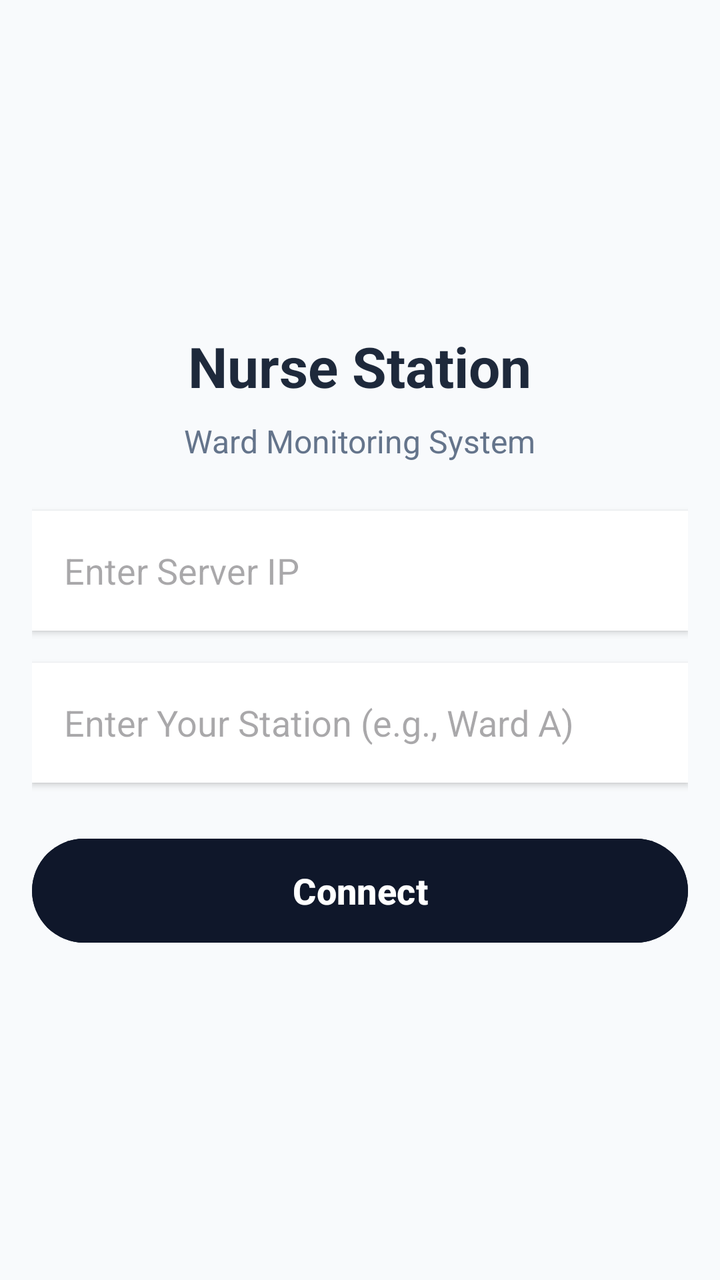
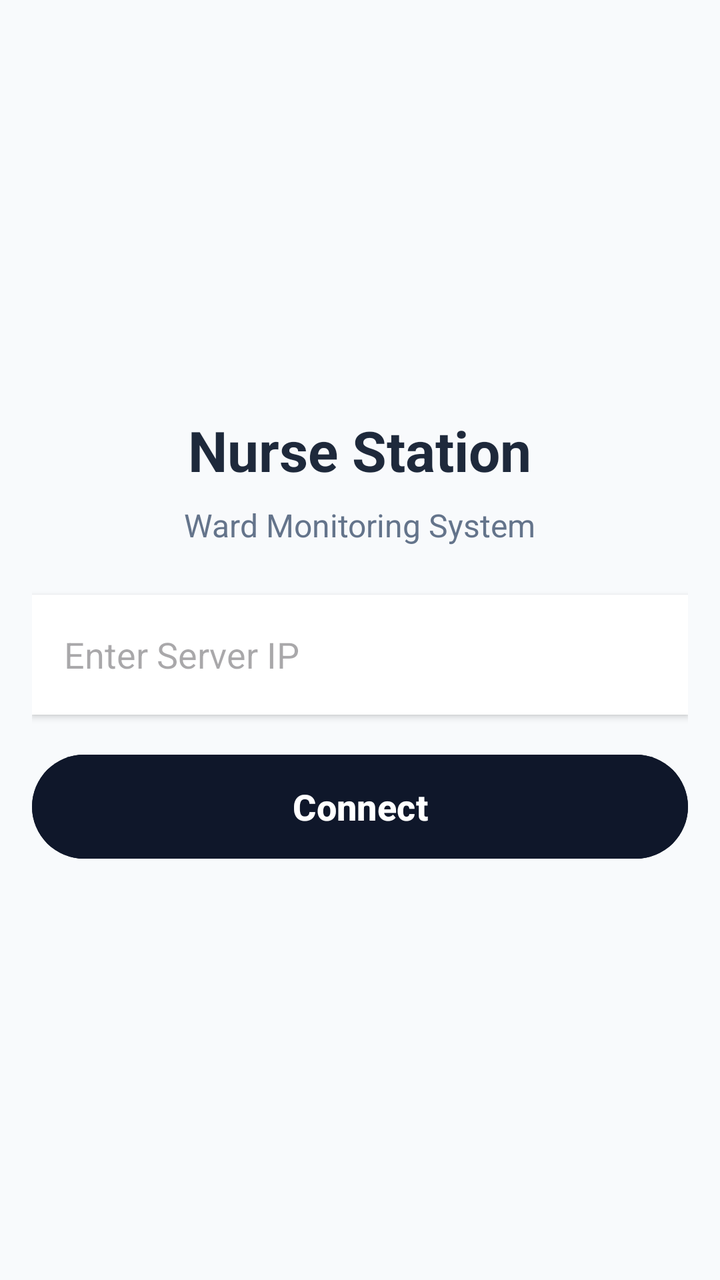

An Android layout rendered at two revisions. The XML below is the earlier revision; the diff shows what the commit changed to produce the second picture.
<!-- AndroidManifest.xml: application theme Theme.RoomCallingSystem -->
<!-- res/layout/activity_client.xml -->
<?xml version="1.0" encoding="utf-8"?>
<RelativeLayout xmlns:android="http://schemas.android.com/apk/res/android"
    android:layout_width="match_parent"
    android:layout_height="match_parent"
    android:padding="16dp"
    android:background="#F8FAFC">

    <LinearLayout
        android:id="@+id/layoutLogin"
        android:layout_width="match_parent"
        android:layout_height="wrap_content"
        android:orientation="vertical"
        android:layout_centerInParent="true"
        android:gravity="center_horizontal">

        <TextView
            android:layout_width="wrap_content"
            android:layout_height="wrap_content"
            android:text="Nurse Station"
            android:textSize="28sp"
            android:textStyle="bold"
            android:textColor="#1E293B"
            android:layout_marginBottom="8dp" />

        <TextView
            android:layout_width="wrap_content"
            android:layout_height="wrap_content"
            android:text="Ward Monitoring System"
            android:textSize="16sp"
            android:textColor="#64748B"
            android:layout_marginBottom="24dp" />

        <EditText
            android:id="@+id/etServerIp"
            android:layout_width="match_parent"
            android:layout_height="60dp"
            android:hint="Enter Server IP"
            android:inputType="textUri"
            android:background="#FFFFFF"
            android:padding="16dp"
            android:elevation="2dp"
            android:layout_marginBottom="16dp"/>

        <EditText
            android:id="@+id/etStationName"
            android:layout_width="match_parent"
            android:layout_height="60dp"
            android:hint="Enter Your Station (e.g., Ward A)"
            android:inputType="text"
            android:background="#FFFFFF"
            android:padding="16dp"
            android:elevation="2dp"
            android:layout_marginBottom="24dp"/>

        <Button
            android:id="@+id/btnConnect"
            android:layout_width="match_parent"
            android:layout_height="60dp"
            android:backgroundTint="#0F172A"
            android:textColor="#FFFFFF"
            android:textStyle="bold"
            android:textSize="18sp"
            android:text="Connect" />
    </LinearLayout>

    <LinearLayout
        android:id="@+id/layoutGrid"
        android:layout_width="match_parent"
        android:layout_height="match_parent"
        android:orientation="vertical"
        android:visibility="gone">

        <TextView
            android:layout_width="wrap_content"
            android:layout_height="wrap_content"
            android:text="My Station Status"
            android:textSize="22sp"
            android:textStyle="bold"
            android:textColor="#1E293B"
            android:layout_marginBottom="16dp"/>

        <androidx.recyclerview.widget.RecyclerView
            android:id="@+id/recyclerViewRooms"
            android:layout_width="match_parent"
            android:layout_height="match_parent" />
    </LinearLayout>

</RelativeLayout>
<!-- resources referenced by this layout -->
<resources>
  <style name="Theme.RoomCallingSystem" parent="Base.Theme.RoomCallingSystem" />
  <style name="Base.Theme.RoomCallingSystem" parent="Theme.Material3.DayNight.NoActionBar">
          
          
      </style>
</resources>

<!-- the commit's change to res/layout/activity_client.xml (unified diff, before → after) -->
@@ -41,17 +41,6 @@
             android:elevation="2dp"
             android:layout_marginBottom="16dp"/>
 
-        <EditText
-            android:id="@+id/etStationName"
-            android:layout_width="match_parent"
-            android:layout_height="60dp"
-            android:hint="Enter Your Station (e.g., Ward A)"
-            android:inputType="text"
-            android:background="#FFFFFF"
-            android:padding="16dp"
-            android:elevation="2dp"
-            android:layout_marginBottom="24dp"/>
-
         <Button
             android:id="@+id/btnConnect"
             android:layout_width="match_parent"
